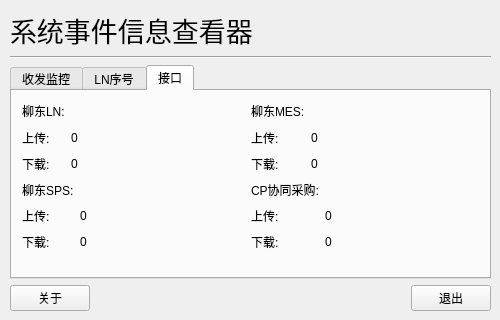
Old version of the form System_Event_Watcher/UI_main.ui in the repository ITX-Snowhare/Python_DFLZM_System_Event_Watcher.
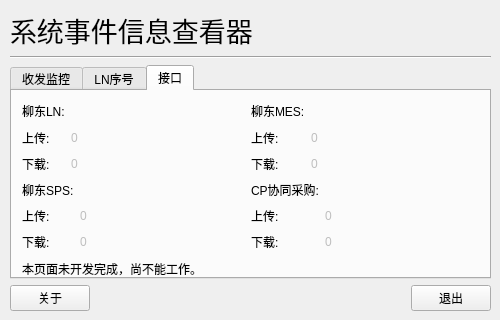
New version of the form. The open tabs and pages were chosen to show the change.

Commit message: 添加部分注释，修改部分界面

Patch:
```diff
--- a/System_Event_Watcher/UI_main.ui
+++ b/System_Event_Watcher/UI_main.ui
@@ -88,6 +88,9 @@
     </item>
     <item>
      <widget class="QTabWidget" name="tabWidget">
+      <property name="enabled">
+       <bool>true</bool>
+      </property>
       <property name="tabPosition">
        <enum>QTabWidget::North</enum>
       </property>
@@ -516,6 +519,9 @@
            </item>
            <item row="1" column="1">
             <widget class="QLabel" name="ln_up_count">
+             <property name="enabled">
+              <bool>false</bool>
+             </property>
              <property name="text">
               <string>0</string>
              </property>
@@ -530,6 +536,9 @@
            </item>
            <item row="2" column="1">
             <widget class="QLabel" name="ln_down_count">
+             <property name="enabled">
+              <bool>false</bool>
+             </property>
              <property name="text">
               <string>0</string>
              </property>
@@ -568,6 +577,9 @@
            </item>
            <item row="1" column="1">
             <widget class="QLabel" name="mes_up_count_3">
+             <property name="enabled">
+              <bool>false</bool>
+             </property>
              <property name="text">
               <string>0</string>
              </property>
@@ -582,6 +594,9 @@
            </item>
            <item row="2" column="1">
             <widget class="QLabel" name="mes_down_count_3">
+             <property name="enabled">
+              <bool>false</bool>
+             </property>
              <property name="text">
               <string>0</string>
              </property>
@@ -620,6 +635,9 @@
            </item>
            <item row="1" column="1">
             <widget class="QLabel" name="sps_up_count_2">
+             <property name="enabled">
+              <bool>false</bool>
+             </property>
              <property name="text">
               <string>0</string>
              </property>
@@ -634,6 +652,9 @@
            </item>
            <item row="2" column="1">
             <widget class="QLabel" name="sps_down_count_2">
+             <property name="enabled">
+              <bool>false</bool>
+             </property>
              <property name="text">
               <string>0</string>
              </property>
@@ -672,6 +693,9 @@
            </item>
            <item row="1" column="1">
             <widget class="QLabel" name="cp_up_count_4">
+             <property name="enabled">
+              <bool>false</bool>
+             </property>
              <property name="text">
               <string>0</string>
              </property>
@@ -686,6 +710,9 @@
            </item>
            <item row="2" column="1">
             <widget class="QLabel" name="cp_down_count_4">
+             <property name="enabled">
+              <bool>false</bool>
+             </property>
              <property name="text">
               <string>0</string>
              </property>
@@ -695,6 +722,19 @@
          </item>
         </layout>
        </widget>
+       <widget class="QLabel" name="label_20">
+        <property name="geometry">
+         <rect>
+          <x>10</x>
+          <y>170</y>
+          <width>271</width>
+          <height>16</height>
+         </rect>
+        </property>
+        <property name="text">
+         <string>本页面未开发完成，尚不能工作。</string>
+        </property>
+       </widget>
       </widget>
      </widget>
     </item>
```
The commit also changes 4 other files.
